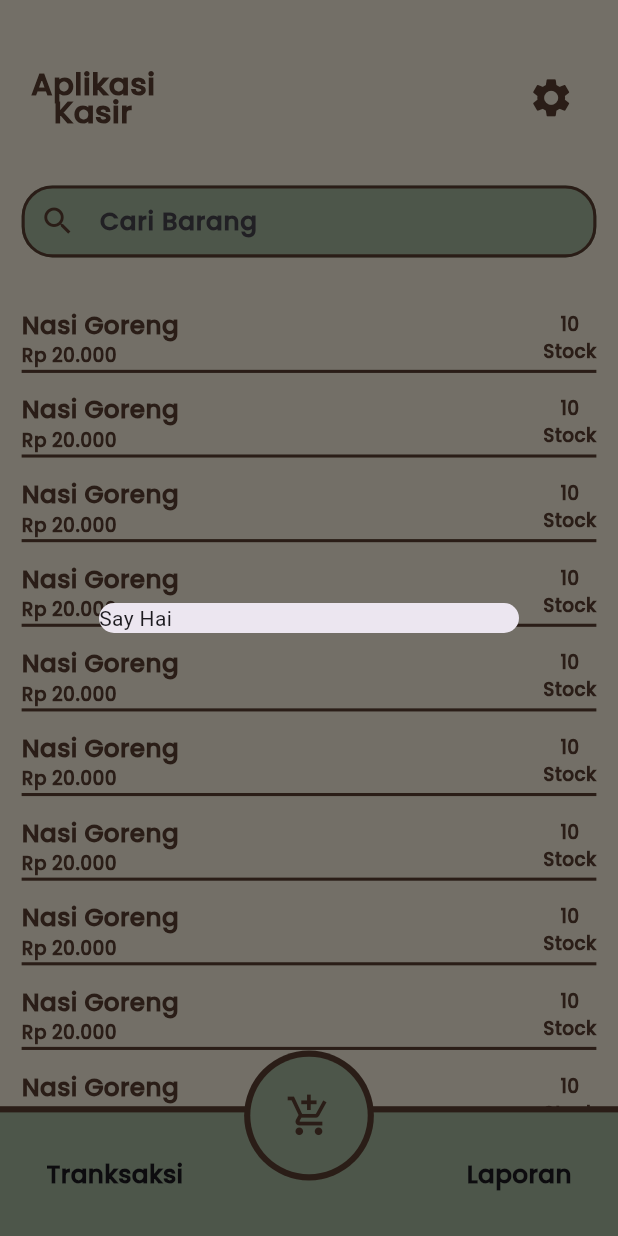
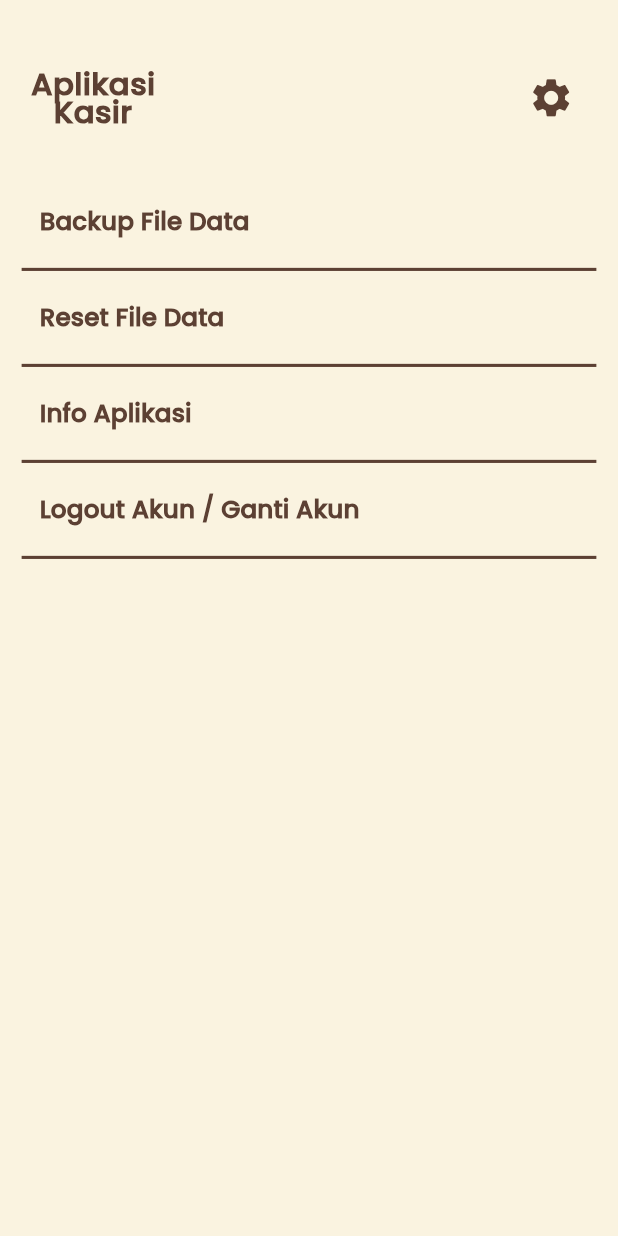
Before and after one commit to damarazky/apk-kasir, a Flutter app: the DashboardImportantPage screen opened by its route, after a tap on the "settings" icon, on a phone screen of 412 x 824 dp. Run offline on Flutter 3.47's test engine with Material 3 defaults, Android fonts, the phone set to English and light mode, and no system bars; our stand-ins replace get.

Commit message:
perbaiki dashboard page & add settings page done

```diff
--- a/lib/views/customs/custom_card_dashboard.dart
+++ b/lib/views/customs/custom_card_dashboard.dart
@@ -62,11 +62,7 @@ class CustomCardDashboard extends StatelessWidget {
               ),
             ],
           ),
-          Container(
-            width: size.width,
-            height: size.width * .005,
-            color: CustomColorsTheme.coklat,
-          ),
+         Divider(color: CustomColorsTheme.coklat,thickness: size.width * .005,)
         ],
       ),
     );
--- a/lib/views/customs/custom_routes_page.dart
+++ b/lib/views/customs/custom_routes_page.dart
@@ -1,4 +1,5 @@
 import 'package:apk_kasir_by_dante/views/dashboard/dashboard_important_page.dart';
+import 'package:apk_kasir_by_dante/views/settings/settings_body_page.dart';
 import 'package:apk_kasir_by_dante/views/welcome/login_page.dart';
 import 'package:apk_kasir_by_dante/views/welcome/welcome_page.dart';
 import 'package:get/route_manager.dart';
@@ -10,6 +11,9 @@ class CustomRoutesPage {
 
   // Dashboard Section
   static const dashboardImportant = '/dashboard_important';
+
+  // Setting Section
+  static const settingBody = '/setting_body';
 
 
   static final pages = [
@@ -26,5 +30,11 @@ class CustomRoutesPage {
       transition: Transition.fadeIn,
       transitionDuration: const Duration(milliseconds: 400),
     ),
+     GetPage(
+      name: settingBody,
+      page: () => SettingsBodyPage(),
+      transition: Transition.fadeIn,
+      transitionDuration: const Duration(milliseconds: 200),
+    ),
   ];
 }
--- a/lib/views/dashboard/dashboard_body_page.dart
+++ b/lib/views/dashboard/dashboard_body_page.dart
@@ -13,31 +13,23 @@ class DashboardBodyPage extends StatelessWidget {
       padding: EdgeInsets.symmetric(horizontal: size.width * .035),
       width: size.width,
       height: double.infinity,
-      child: Column(
+      child: Stack(
         children: [
           CustomSearchDashboard(
             hintText: 'Cari Barang',
             keyboardType: TextInputType.text,
           ),
           Padding(
-            padding: EdgeInsets.only(top: size.width * .05),
-            child: SingleChildScrollView(
-              child: Column(
-                children: [
-                  CustomCardDashboard(),
-                  CustomCardDashboard(),
-                  CustomCardDashboard(),
-                  CustomCardDashboard(),
-                  CustomCardDashboard(),
-                  CustomCardDashboard(),
-                  CustomCardDashboard(),
-                  CustomCardDashboard(),
-                  CustomCardDashboard(),
-                  CustomCardDashboard(),
-                  CustomCardDashboard(),
-                  CustomCardDashboard(),
-                ],
-              ),
+            padding: EdgeInsets.only(
+              top: size.width * .15,
+              bottom: size.width * .2,
+            ),
+            child: ListView.builder(
+              itemCount: 13,
+              physics: ClampingScrollPhysics(),
+              itemBuilder: (context, index) {
+                return CustomCardDashboard();
+              },
             ),
           ),
         ],
--- a/lib/views/dashboard/dashboard_bottom_navigate_page.dart
+++ b/lib/views/dashboard/dashboard_bottom_navigate_page.dart
@@ -15,7 +15,7 @@ class DashboardBottomNavigatePage extends StatelessWidget {
           bottom: size.width * .010,
           child: Container(
             width: size.width,
-            height: size.width / 5,
+            height: size.width / 6.9,
             color: CustomColorsTheme.coklat,
           ),
         ),
@@ -26,7 +26,7 @@ class DashboardBottomNavigatePage extends StatelessWidget {
           child: Container(
             padding: EdgeInsets.symmetric(horizontal: size.width * .075),
             width: size.width,
-            height: size.width / 5,
+            height: size.width / 7,
             color: CustomColorsTheme.hijauNavi,
             child: Row(
               mainAxisAlignment: MainAxisAlignment.spaceBetween,
@@ -37,6 +37,7 @@ class DashboardBottomNavigatePage extends StatelessWidget {
                     fontFamily: 'Poppins',
                     fontSize: size.width * .04,
                     fontWeight: FontWeight.bold,
+                    color: CustomColorsTheme.coklat,
                   ),
                 ),
                 Text(
@@ -45,6 +46,7 @@ class DashboardBottomNavigatePage extends StatelessWidget {
                     fontFamily: 'Poppins',
                     fontSize: size.width * .04,
                     fontWeight: FontWeight.bold,
+                    color: CustomColorsTheme.coklat,
                   ),
                 ),
               ],
@@ -54,7 +56,7 @@ class DashboardBottomNavigatePage extends StatelessWidget {
          Positioned(
           left: 0,
           right: 0,
-          bottom: size.width * .09,
+          bottom: size.width * .04,
           child: CircleAvatar(
             radius: size.width * .105,
             backgroundColor: CustomColorsTheme.coklat,
@@ -63,7 +65,7 @@ class DashboardBottomNavigatePage extends StatelessWidget {
         Positioned(
           left: 0,
           right: 0,
-          bottom: size.width * .1,
+          bottom: size.width * .05,
           child: CircleAvatar(
             radius: size.width * .095,
             backgroundColor: CustomColorsTheme.hijauNavi,
--- a/lib/views/dashboard/dashboard_top_navigate_page.dart
+++ b/lib/views/dashboard/dashboard_top_navigate_page.dart
@@ -25,8 +25,6 @@ class DashboardTopNavigatePage extends StatelessWidget {
                 preventDuplicates: false,
               );
             },
-            child: Hero(
-              tag: 'welcome-teks',
             child: Text(
               'Aplikasi\nKasir',
               textAlign: TextAlign.center,
@@ -39,10 +37,9 @@ class DashboardTopNavigatePage extends StatelessWidget {
               ),
             ),
           ),
-          ),
           IconButton(
             onPressed: () {
-              Get.dialog(Dialog(child: Text('Say Hai')));
+              Get.toNamed(CustomRoutesPage.settingBody,preventDuplicates: false);
             },
             icon: Icon(
               Icons.settings,
--- /dev/null
+++ b/lib/views/settings/settings_body_page.dart
@@ -0,0 +1,93 @@
+import 'package:apk_kasir_by_dante/views/customs/custom_colors_theme.dart';
+import 'package:apk_kasir_by_dante/views/dashboard/dashboard_top_navigate_page.dart';
+import 'package:flutter/material.dart';
+
+class SettingsBodyPage extends StatelessWidget {
+  const SettingsBodyPage({super.key});
+
+  @override
+  Widget build(BuildContext context) {
+    final size = MediaQuery.of(context).size;
+    return Scaffold(
+      backgroundColor: CustomColorsTheme.cream,
+      body: Stack(
+        children: [
+          Container(
+            margin: EdgeInsets.only(top: size.width * .3),
+            padding: EdgeInsets.symmetric(horizontal: size.width * .035),
+            child: Column(
+              crossAxisAlignment: CrossAxisAlignment.start,
+              children: [
+                TextButton(
+                  onPressed: () {},
+                  child: Text(
+                    'Backup File Data',
+                    style: TextStyle(
+                      fontSize: size.width * .04,
+                      fontFamily: 'Poppins',
+                      fontWeight: FontWeight.bold,
+                      color: CustomColorsTheme.coklat,
+                    ),
+                  ),
+                ),
+                Divider(
+                  color: CustomColorsTheme.coklat,
+                  thickness: size.width * .005,
+                ),
+                TextButton(
+                  onPressed: () {},
+                  child: Text(
+                    'Reset File Data',
+                    style: TextStyle(
+                      fontSize: size.width * .04,
+                      fontFamily: 'Poppins',
+                      fontWeight: FontWeight.bold,
+                      color: CustomColorsTheme.coklat,
+                    ),
+                  ),
+                ),
+                Divider(
+                  color: CustomColorsTheme.coklat,
+                  thickness: size.width * .005,
+                ),
+                TextButton(
+                  onPressed: () {},
+                  child: Text(
+                    'Info Aplikasi',
+                    style: TextStyle(
+                      fontSize: size.width * .04,
+                      fontFamily: 'Poppins',
+                      fontWeight: FontWeight.bold,
+                      color: CustomColorsTheme.coklat,
+                    ),
+                  ),
+                ),
+                Divider(
+                  color: CustomColorsTheme.coklat,
+                  thickness: size.width * .005,
+                ),
+                TextButton(
+                  onPressed: () {},
+                  child: Text(
+                    'Logout Akun / Ganti Akun',
+                    style: TextStyle(
+                      fontSize: size.width * .04,
+                      fontFamily: 'Poppins',
+                      fontWeight: FontWeight.bold,
+                      color: CustomColorsTheme.coklat,
+                    ),
+                  ),
+                ),
+                Divider(
+                  color: CustomColorsTheme.coklat,
+                  thickness: size.width * .005,
+                ),
+              ],
+            ),
+          ),
+          DashboardTopNavigatePage(),
+        ],
+      ),
+    );
+  }
+}
```
Also changed, not shown: 1 other file. Lines whose indentation alone changed are shown as unchanged.
